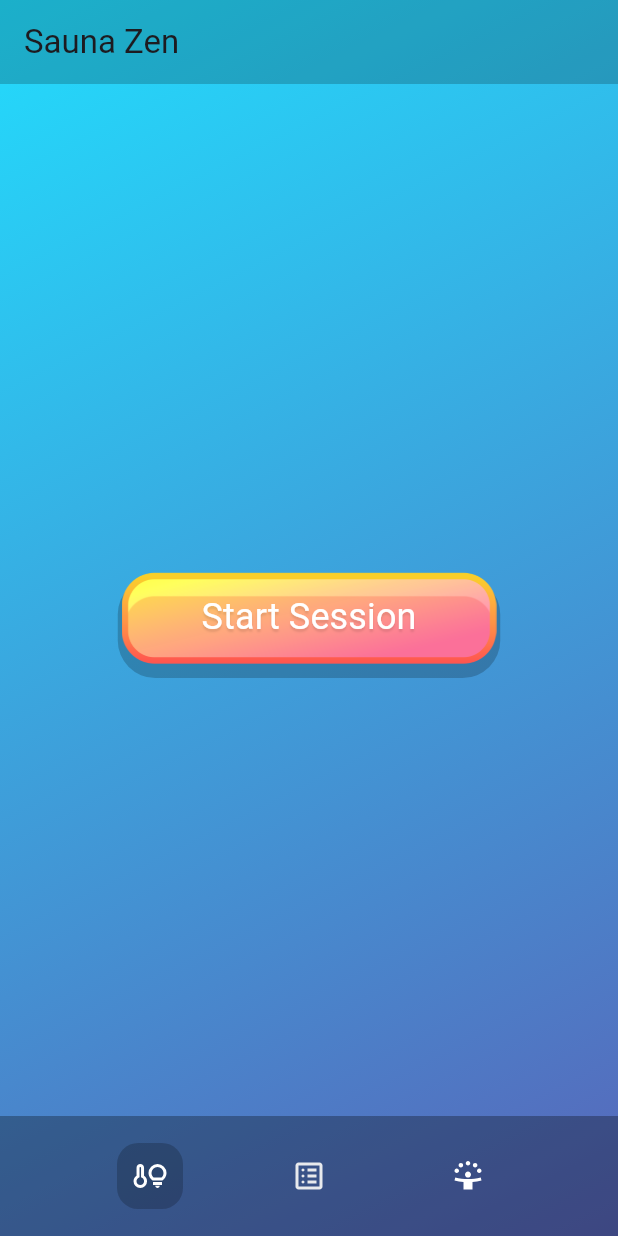
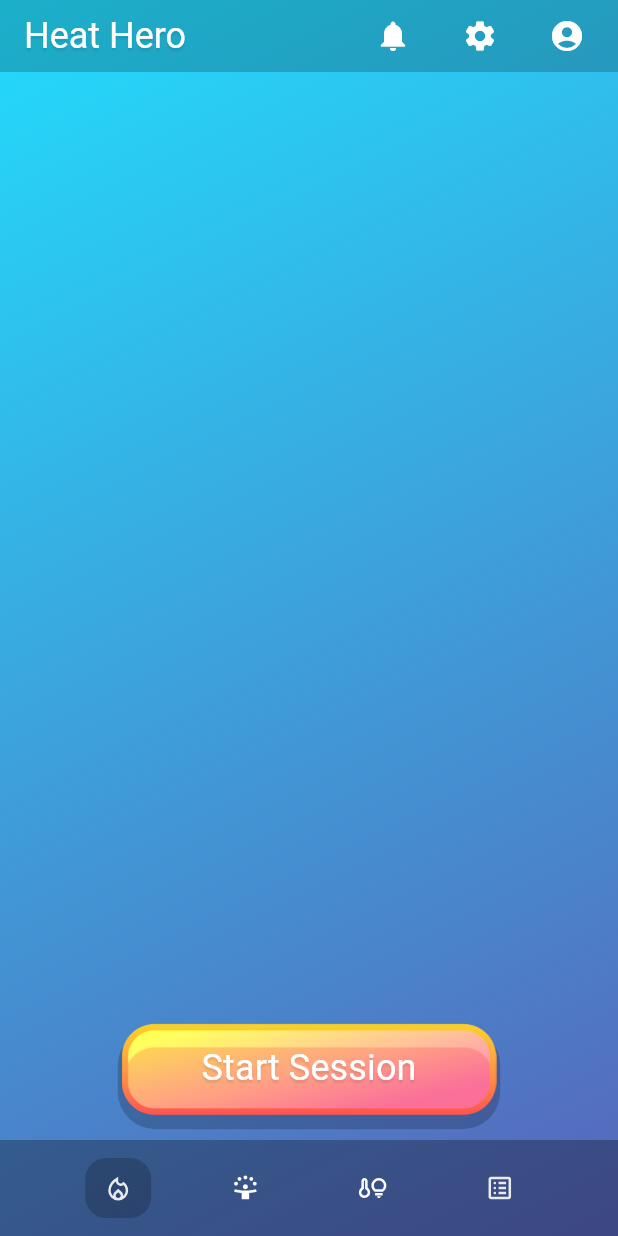
Before and after one commit to sampolunkka/sauna-zen, a Flutter app: the screen it shows after launch, on a phone screen of 412 x 824 dp. Run offline on Flutter 3.47's test engine with Material 3 defaults, Android fonts, the phone set to English and light mode, and no system bars; our stand-ins replace flutter_svg.

Commit message:
Add top actions skeleton for reference. Add padding to body.

```diff
--- a/lib/constants.dart
+++ b/lib/constants.dart
@@ -1,5 +1,7 @@
 import 'package:flutter/cupertino.dart';
 import 'package:flutter_svg/svg.dart';
+
+const String appTitle = 'Heat Hero';
 
 class AppColors {
   static const Gradient primaryGradient = LinearGradient(
@@ -14,6 +16,20 @@ class AppColors {
 }
 
 class AppStyles {
+
+  static TextStyle appBarTitle = TextStyle(
+    color: AppColors.textPrimary,
+    fontSize: 24,
+    fontWeight: FontWeight.w400,
+    shadows: [
+      Shadow(
+        color: Color(0xFF000000).withOpacity(0.1),
+        offset: Offset(0, 2),
+        blurRadius: 1,
+      ),
+    ],
+  );
+
   static TextStyle primaryButton = TextStyle(
     color: AppColors.textPrimary,
     fontSize: 24,
@@ -47,4 +63,9 @@ class AppIcons {
     height: 24
   );
 
+  static SvgPicture localFireDepartment = SvgPicture.asset(
+    'assets/icons/local_fire_department.svg',
+    width: 24,
+    height: 24
+  );
 }
--- a/lib/main.dart
+++ b/lib/main.dart
@@ -14,9 +14,10 @@ class MyApp extends StatelessWidget {
   // This widget is the root of your application.
   @override
   Widget build(BuildContext context) {
-    return MaterialApp(
+    return const MaterialApp(
+      debugShowCheckedModeBanner: false,
       title: 'Flutter Demo',
-      home: const MyHomePage(title: 'Flutter Demo Home Page'),
+      home: MyHomePage(title: 'Flutter Demo Home Page'),
     );
   }
 }
@@ -40,27 +41,9 @@ class MyHomePage extends StatefulWidget {
 }
 
 class _MyHomePageState extends State<MyHomePage> {
-  int _counter = 0;
-
-  void _incrementCounter() {
-    setState(() {
-      // This call to setState tells the Flutter framework that something has
-      // changed in this State, which causes it to rerun the build method below
-      // so that the display can reflect the updated values. If we changed
-      // _counter without calling setState(), then the build method would not be
-      // called again, and so nothing would appear to happen.
-      _counter++;
-    });
-  }
 
   @override
   Widget build(BuildContext context) {
-    // This method is rerun every time setState is called, for instance as done
-    // by the _incrementCounter method above.
-    //
-    // The Flutter framework has been optimized to make rerunning build methods
-    // fast, so that you can just rebuild anything that needs updating rather
-    // than having to individually change instances of widgets.
     return const MainPage();
   }
 }
--- a/lib/pages/main_page.dart
+++ b/lib/pages/main_page.dart
@@ -13,6 +13,25 @@ class MainPage extends StatefulWidget {
 class _StartSessionPageState extends State<MainPage> {
   int selectedIndex = 0;
 
+  List<Widget> navIcons = [
+    AppIcons.localFireDepartment,
+    AppIcons.personCelebrate,
+    AppIcons.homeIotDevice,
+    AppIcons.listAlt,
+  ];
+
+  List<Widget> buildNavigationItems() {
+    List<Widget> items = [];
+    for (int i = 0; i < navIcons.length; i++) {
+      items.add(NavigationItem(
+        onTap: () => onItemTapped(i),
+        active: selectedIndex == i,
+        child: navIcons[i],
+      ));
+    }
+    return items;
+  }
+
   onItemTapped(int index) {
     setState(() {
       selectedIndex = index;
@@ -21,45 +40,58 @@ class _StartSessionPageState extends State<MainPage> {
 
   @override
   Widget build(BuildContext context) {
-
     return Scaffold(
         bottomNavigationBar: BottomAppBar(
+          height: 64,
           color: Colors.black.withOpacity(0.3),
           child: Row(
             mainAxisAlignment: MainAxisAlignment.spaceEvenly,
-            children: [
-              NavigationItem(
-                onTap: () => onItemTapped(0),
-                child: AppIcons.homeIotDevice,
-                active: selectedIndex == 0,
-              ),
-              NavigationItem(
-                onTap: () => onItemTapped(1),
-                child: AppIcons.listAlt,
-                active: selectedIndex == 1,
-              ),
-              NavigationItem(
-                onTap: () => onItemTapped(2),
-                child: AppIcons.personCelebrate,
-                active: selectedIndex == 2,
-              ),
-            ],
+            children: buildNavigationItems(),
           ),
         ),
         extendBodyBehindAppBar: true,
         extendBody: true,
         appBar: AppBar(
-          title: const Text('Sauna Zen'),
-          backgroundColor: Colors.black.withOpacity(0.2),
-        ),
+            toolbarHeight: 48,
+            title: const Text(appTitle),
+            titleTextStyle: AppStyles.appBarTitle,
+            backgroundColor: Colors.black.withOpacity(0.2),
+            actionsIconTheme: const IconThemeData(color: Colors.white),
+            actions: [
+              Padding(
+                padding: const EdgeInsets.only(right: 10),
+                child: IconButton(
+                  icon: const Icon(Icons.notifications),
+                  onPressed: () {},
+                ),
+              ),
+              Padding(
+                padding: const EdgeInsets.only(
+                  right: 10,
+                ),
+                child: IconButton(
+                  icon: const Icon(Icons.settings),
+                  onPressed: () {},
+                ),
+              ),
+              Padding(
+                padding: const EdgeInsets.only(right: 10),
+                child: IconButton(
+                  icon: const Icon(Icons.account_circle),
+                  onPressed: () {},
+                ),
+              ),
+            ]),
         body: Container(
+            padding:
+                const EdgeInsets.only(top: 60, bottom: 80, left: 16, right: 16),
             width: double.infinity,
             height: double.infinity,
             decoration: const BoxDecoration(
               gradient: AppColors.primaryGradient,
             ),
-            child: Column(
-              mainAxisAlignment: MainAxisAlignment.center,
+            child: const Column(
+              mainAxisAlignment: MainAxisAlignment.end,
               children: [
                 PrimaryButton(),
               ],
@@ -72,7 +104,11 @@ class NavigationItem extends StatefulWidget {
   final Function onTap;
   final bool active;
 
-  const NavigationItem({super.key, required this.child, required this.onTap, required this.active});
+  const NavigationItem(
+      {super.key,
+      required this.child,
+      required this.onTap,
+      required this.active});
 
   @override
   State<NavigationItem> createState() => _NavigationItemState();
@@ -82,6 +118,7 @@ class _NavigationItemState extends State<NavigationItem> {
   backgroundColor() {
     return widget.active ? Colors.black.withOpacity(0.2) : Colors.transparent;
   }
+
   @override
   Widget build(BuildContext context) {
     return InkWell(
@@ -91,16 +128,14 @@ class _NavigationItemState extends State<NavigationItem> {
         borderRadius: BorderRadius.circular(14),
       ),
       onHover: (value) {
-        setState(() {
-        });
+        setState(() {});
       },
       onTap: () {
-        setState(() {
-        });
+        setState(() {});
         widget.onTap();
       },
       child: Container(
-          padding: EdgeInsets.all(10),
+          padding: const EdgeInsets.all(10),
           decoration: BoxDecoration(
             borderRadius: BorderRadius.circular(14),
             color: backgroundColor(),
```
Also changed, not shown: assets/icons/local_fire_department.svg (renamed from assets/icons/local_fire_department_24dp_FILL0_wght400_GRAD0_opsz24.svg).
